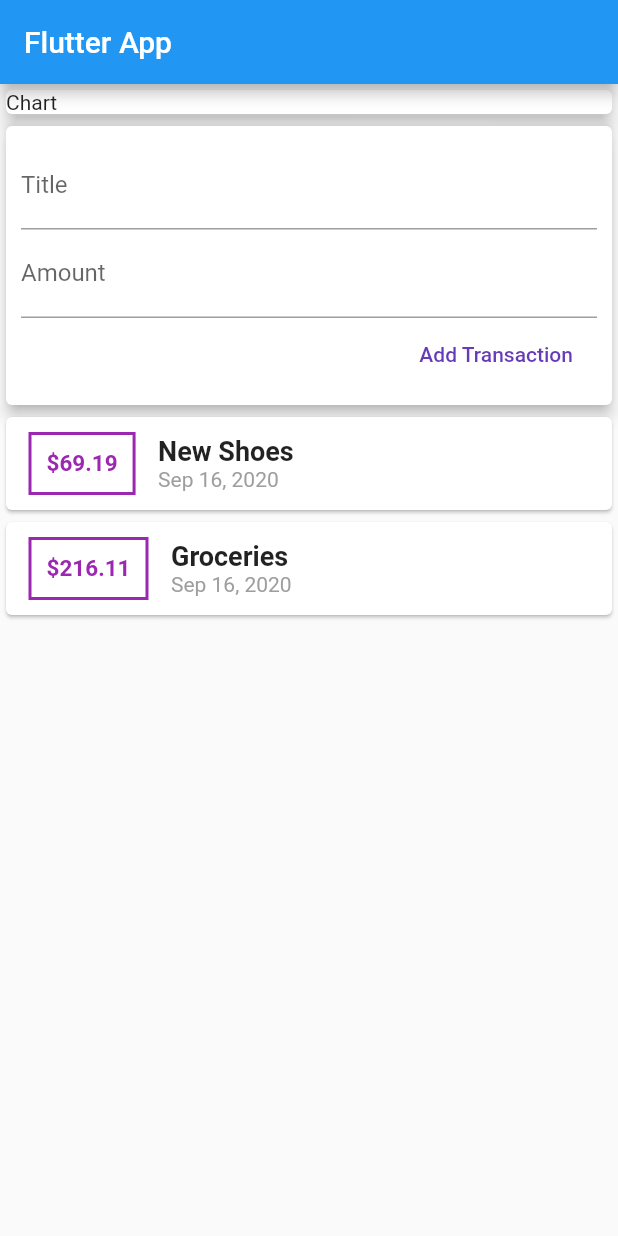
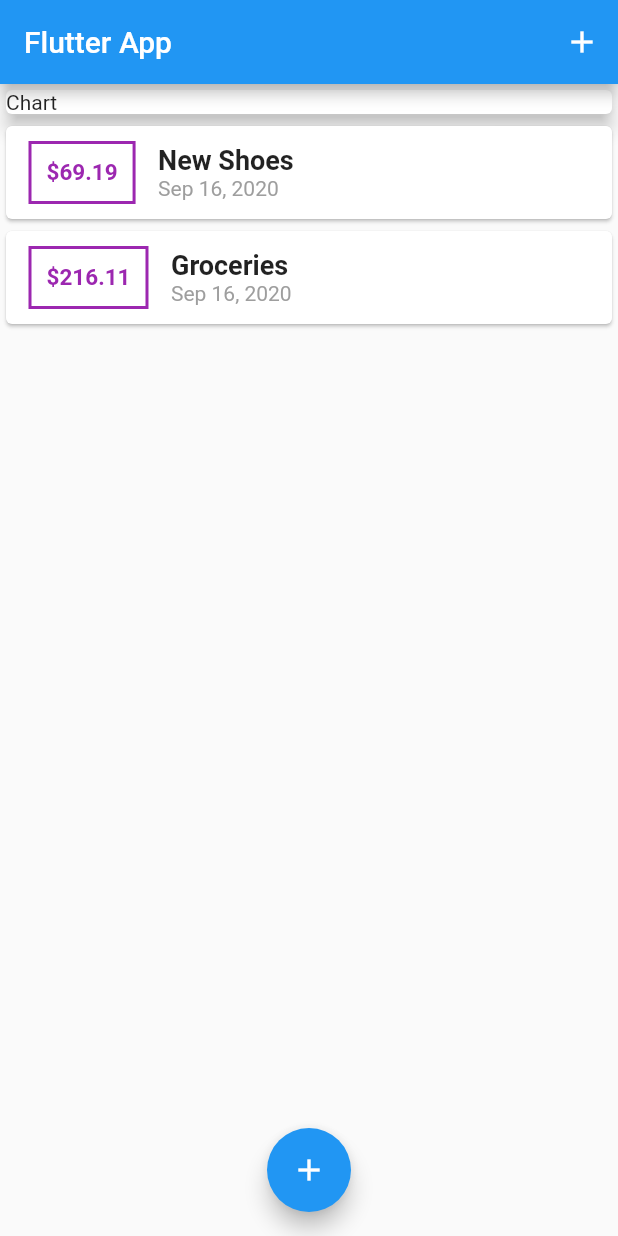
Before and after one commit to DEV-MK-KIM/m_apps, a Flutter app: the screen it shows after launch, on a phone screen of 412 x 824 dp. Run offline on Flutter 3.47's test engine with Material 2 defaults, Android fonts, the phone set to English and light mode, and no system bars.

Commit message:
changed to stateful widget in main.dart

```diff
--- a/expenseTracker/lib/main.dart
+++ b/expenseTracker/lib/main.dart
@@ -1,7 +1,8 @@
-import 'package:expenseTracker/widgets/user_transaction.dart';
 import 'package:flutter/material.dart';
 
-import './widgets/user_transaction.dart';
+import './widgets/new_transaction.dart';
+import './widgets/transaction_list.dart';
+import './models/transaction.dart';
 
 void main() {
   runApp(MyApp());
@@ -14,21 +15,75 @@ class MyApp extends StatelessWidget {
     return MaterialApp(
       title: 'Flutter Demo',
       home: MyHomePage(),
+      debugShowCheckedModeBanner: false,
     );
   }
 }
 
-class MyHomePage extends StatelessWidget {
+class MyHomePage extends StatefulWidget {
   // String titleInput;
   // String amountInput;
 
   @override
+  _MyHomePageState createState() => _MyHomePageState();
+}
+
+class _MyHomePageState extends State<MyHomePage> {
+  final List<Transaction> _userTransactions = [
+    Transaction(
+      id: 't1',
+      title: 'New Shoes',
+      amount: 69.19,
+      date: DateTime.now(),
+    ),
+    Transaction(
+      id: 't2',
+      title: 'Groceries',
+      amount: 216.11,
+      date: DateTime.now(),
+    )
+  ];
+
+  void _addNewTransaction(String txTitle, double txAmount) {
+    final newTx = Transaction(
+      title: txTitle,
+      amount: txAmount,
+      date: DateTime.now(),
+      id: DateTime.now().toString(),
+    );
+
+    setState(() {
+      _userTransactions.add(newTx);
+    });
+  }
+
+  void _startAddNewTransaction(BuildContext context) {
+    showModalBottomSheet(
+      context: context,
+      builder: (_) {
+        return GestureDetector(
+          onTap: () {},
+          child: NewTransaction(_addNewTransaction),
+          behavior: HitTestBehavior.opaque,
+        );
+      },
+    );
+  }
+
+  @override
   Widget build(BuildContext context) {
     return Scaffold(
-        appBar: AppBar(
-          title: Text("Flutter App"),
-        ),
-        body: Column(
+      appBar: AppBar(
+        title: Text("Flutter App"),
+        actions: <Widget>[
+          IconButton(
+            icon: Icon(Icons.add),
+            onPressed: () => _startAddNewTransaction(context),
+          )
+        ],
+      ),
+      body: SingleChildScrollView(
+        child: Column(
           //mainAxisAlignment: MainAxisAlignment.spaceAround,
           crossAxisAlignment: CrossAxisAlignment.stretch,
           children: <Widget>[
@@ -39,8 +94,15 @@ class MyHomePage extends StatelessWidget {
                 elevation: 5,
               ),
             ),
-            UserTransactions(),
+            TransactionList(_userTransactions),
           ],
-        ));
+        ),
+      ),
+      floatingActionButtonLocation: FloatingActionButtonLocation.centerFloat,
+      floatingActionButton: FloatingActionButton(
+        child: Icon(Icons.add),
+        onPressed: () => _startAddNewTransaction(context),
+      ),
+    );
   }
 }
--- a/expenseTracker/lib/widgets/transaction_list.dart
+++ b/expenseTracker/lib/widgets/transaction_list.dart
@@ -10,9 +10,11 @@ class TransactionList extends StatelessWidget {
 
   @override
   Widget build(BuildContext context) {
-    return Column(
-      children: transactions
-          .map((tx) => Card(
+    return Container(
+      height: 450,
+      child: ListView.builder(
+        itemBuilder: (ctx, index) {
+          return Card(
             child: Row(
               children: <Widget>[
                 Container(
@@ -28,7 +30,7 @@ class TransactionList extends StatelessWidget {
                   ),
                   padding: EdgeInsets.all(10),
                   child: Text(
-                      "\$${tx.amount}",
+                    "\$${transactions[index].amount.toStringAsFixed(2)}",
                     style: TextStyle(
                       fontWeight: FontWeight.bold,
                       fontSize: 15,
@@ -40,12 +42,12 @@ class TransactionList extends StatelessWidget {
                   crossAxisAlignment: CrossAxisAlignment.start,
                   children: <Widget>[
                     Text(
-                        tx.title,
-                        style: TextStyle(
-                            fontWeight: FontWeight.bold, fontSize: 18),
+                      transactions[index].title,
+                      style:
+                          TextStyle(fontWeight: FontWeight.bold, fontSize: 18),
                     ),
                     Text(
-                        DateFormat.yMMMd().format(tx.date),
+                      DateFormat.yMMMd().format(transactions[index].date),
                       style: TextStyle(
                         color: Colors.grey,
                       ),
@@ -53,8 +55,11 @@ class TransactionList extends StatelessWidget {
                   ],
                 )
               ],
-              )))
-          .toList(),
+            ),
+          );
+        },
+        itemCount: transactions.length,
+      ),
     );
   }
 }
--- a/expenseTracker/lib/widgets/user_transaction.dart
+++ /dev/null
@@ -1,51 +0,0 @@
-import 'package:flutter/material.dart';
-
-import './transaction_list.dart';
-import './new_transaction.dart';
-
-import '../models/transaction.dart';
-
-class UserTransactions extends StatefulWidget {
-  @override
-  _UserTransactionsState createState() => _UserTransactionsState();
-}
-
-class _UserTransactionsState extends State<UserTransactions> {
-  final List<Transaction> _userTransactions = [
-    Transaction(
-      id: 't1',
-      title: 'New Shoes',
-      amount: 69.19,
-      date: DateTime.now(),
-    ),
-    Transaction(
-      id: 't2',
-      title: 'Groceries',
-      amount: 216.11,
-      date: DateTime.now(),
-    )
-  ];
-
-  void _addNewTransaction(String txTitle, double txAmount) {
-    final newTx = Transaction(
-      title: txTitle,
-      amount: txAmount,
-      date: DateTime.now(),
-      id: DateTime.now().toString(),
-    );
-
-    setState(() {
-      _userTransactions.add(newTx);
-    });
-  }
-
-  @override
-  Widget build(BuildContext context) {
-    return Column(
-      children: <Widget>[
-        NewTransaction(_addNewTransaction),
-        TransactionList(_userTransactions),
-      ],
-    );
-  }
-}
```
Also changed, not shown: expenseTracker/lib/widgets/new_transaction.dart (+17 -7 lines). Lines whose indentation alone changed are shown as unchanged.
